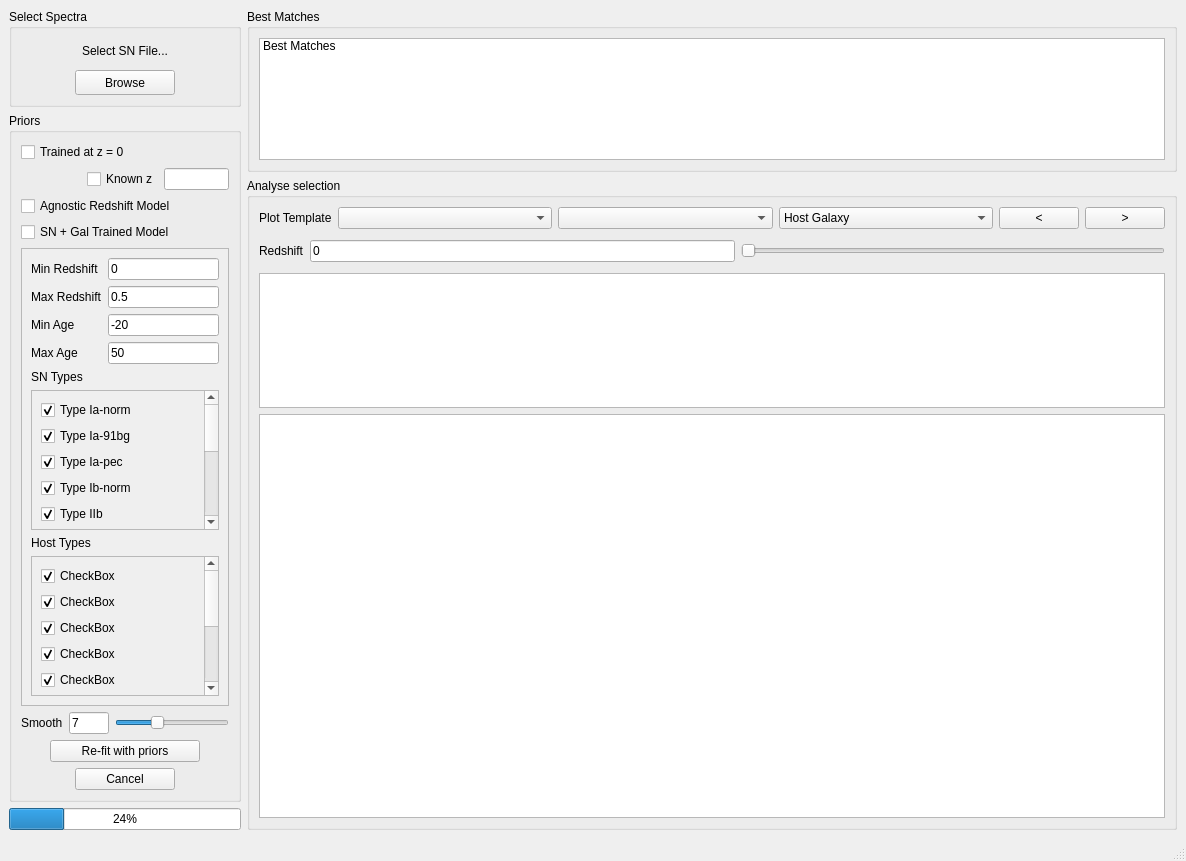
The window that GUI/design.ui (daniel-muthukrishna/astrodash) describes before a commit, drawn with Qt 5.
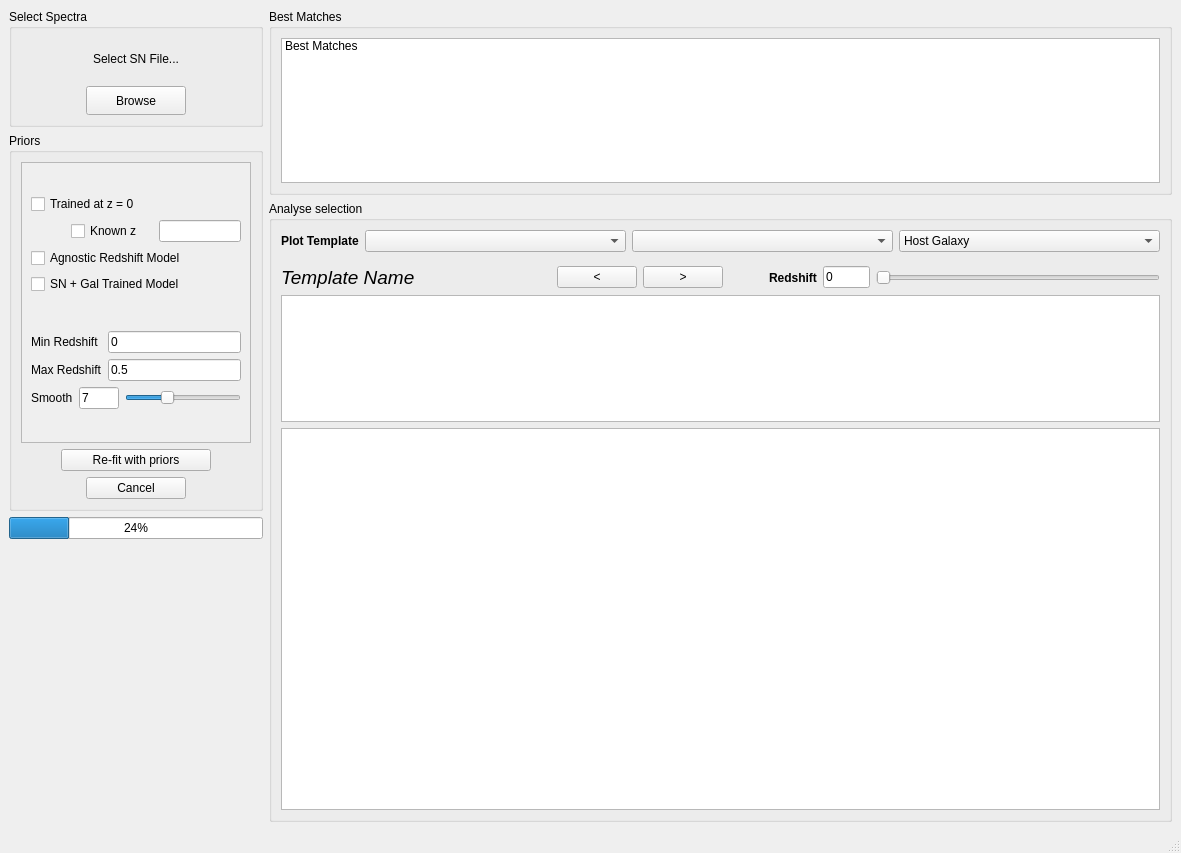
The same window after the commit. Custom widgets are drawn as their Qt base class.

Commit message: Removed unused GUI Features. Removed Legend from Plot

Diff of the .ui file:
```diff
--- a/GUI/design.ui
+++ b/GUI/design.ui
@@ -6,17 +6,17 @@
    <rect>
     <x>0</x>
     <y>0</y>
-    <width>1186</width>
-    <height>861</height>
+    <width>1181</width>
+    <height>853</height>
    </rect>
   </property>
   <property name="windowTitle">
    <string>MainWindow</string>
   </property>
   <widget class="QWidget" name="centralwidget">
-   <layout class="QHBoxLayout" name="horizontalLayout_3" stretch="2,8">
+   <layout class="QHBoxLayout" name="horizontalLayout_3" stretch="9,32">
     <item>
-     <layout class="QVBoxLayout" name="verticalLayout" stretch="1,7,0">
+     <layout class="QVBoxLayout" name="verticalLayout" stretch="5,16,0,12">
       <property name="sizeConstraint">
        <enum>QLayout::SetMaximumSize</enum>
       </property>
@@ -28,9 +28,9 @@
         <property name="title">
          <string>Select Spectra</string>
         </property>
-        <layout class="QVBoxLayout" name="verticalLayout_7">
+        <layout class="QVBoxLayout" name="verticalLayout_7" stretch="0">
          <item>
-          <layout class="QGridLayout" name="gridLayout_2">
+          <layout class="QGridLayout" name="gridLayout_2" rowstretch="10,7">
            <item row="1" column="0" alignment="Qt::AlignHCenter">
             <widget class="QPushButton" name="btnBrowse">
              <property name="minimumSize">
@@ -82,6 +82,32 @@
         </property>
         <layout class="QVBoxLayout" name="verticalLayout_6">
          <item>
+          <widget class="QScrollArea" name="scrollArea">
+           <property name="widgetResizable">
+            <bool>true</bool>
+           </property>
+           <widget class="QWidget" name="scrollAreaWidgetContents">
+            <property name="geometry">
+             <rect>
+              <x>0</x>
+              <y>0</y>
+              <width>224</width>
+              <height>252</height>
+             </rect>
+            </property>
+            <layout class="QVBoxLayout" name="verticalLayout_4" stretch="0,0">
+             <property name="topMargin">
+              <number>0</number>
+             </property>
+             <property name="bottomMargin">
+              <number>0</number>
+             </property>
+             <item>
+              <layout class="QVBoxLayout" name="verticalLayout_3">
+               <property name="bottomMargin">
+                <number>0</number>
+               </property>
+               <item>
           <widget class="QCheckBox" name="checkBoxZeroZTrained">
            <property name="text">
             <string>Trained at z = 0</string>
@@ -92,7 +118,7 @@
           </widget>
          </item>
          <item>
-          <layout class="QHBoxLayout" name="horizontalLayout" stretch="1,1,1">
+                <layout class="QHBoxLayout" name="horizontalLayout" stretch="0,0,1,1">
            <property name="bottomMargin">
             <number>0</number>
            </property>
@@ -109,6 +135,19 @@
              </property>
             </spacer>
            </item>
+                 <item>
+                  <spacer name="horizontalSpacer_2">
+                   <property name="orientation">
+                    <enum>Qt::Horizontal</enum>
+                   </property>
+                   <property name="sizeHint" stdset="0">
+                    <size>
+                     <width>40</width>
+                     <height>20</height>
+                    </size>
+                   </property>
+                  </spacer>
+                 </item>
            <item>
             <widget class="QCheckBox" name="checkBoxKnownZ">
              <property name="text">
@@ -122,11 +161,6 @@
           </layout>
          </item>
          <item>
-          <layout class="QHBoxLayout" name="horizontalLayout_2" stretch="0">
-           <property name="topMargin">
-            <number>0</number>
-           </property>
-           <item>
             <widget class="QCheckBox" name="checkBoxAgnosticZTrained">
              <property name="text">
               <string>Agnostic Redshift Model</string>
@@ -139,8 +173,6 @@
              </property>
             </widget>
            </item>
-          </layout>
-         </item>
          <item>
           <widget class="QCheckBox" name="checkBoxGalTrained">
            <property name="text">
@@ -148,41 +180,29 @@
            </property>
           </widget>
          </item>
+              </layout>
+             </item>
          <item>
-          <widget class="QScrollArea" name="scrollArea_3">
-           <property name="widgetResizable">
-            <bool>true</bool>
-           </property>
-           <widget class="QWidget" name="scrollAreaWidgetContents_9">
-            <property name="geometry">
-             <rect>
-              <x>0</x>
-              <y>0</y>
-              <width>202</width>
-              <height>396</height>
-             </rect>
-            </property>
             <layout class="QVBoxLayout" name="verticalLayout_5">
+               <property name="bottomMargin">
+                <number>0</number>
+               </property>
              <item>
-              <layout class="QGridLayout" name="gridLayout_3">
-               <item row="3" column="1">
-                <widget class="QLineEdit" name="lineEditMaxAge">
-                 <property name="text">
-                  <string>50</string>
+                <layout class="QGridLayout" name="gridLayout">
+                 <property name="topMargin">
+                  <number>0</number>
                  </property>
-                </widget>
-               </item>
-               <item row="3" column="0">
-                <widget class="QLabel" name="label_6">
+                 <item row="0" column="0">
+                  <widget class="QLabel" name="label">
                  <property name="text">
-                  <string>Max Age</string>
+                    <string>Min Redshift</string>
                  </property>
                 </widget>
                </item>
-               <item row="2" column="0">
-                <widget class="QLabel" name="label_5">
+                 <item row="0" column="1">
+                  <widget class="QLineEdit" name="lineEditMinZ">
                  <property name="text">
-                  <string>Min Age</string>
+                    <string>0</string>
                  </property>
                 </widget>
                </item>
@@ -193,13 +213,6 @@
                  </property>
                 </widget>
                </item>
-               <item row="2" column="1">
-                <widget class="QLineEdit" name="lineEditMinAge">
-                 <property name="text">
-                  <string>-20</string>
-                 </property>
-                </widget>
-               </item>
                <item row="1" column="1">
                 <widget class="QLineEdit" name="lineEditMaxZ">
                  <property name="text">
@@ -207,320 +220,7 @@
                  </property>
                 </widget>
                </item>
-               <item row="0" column="0">
-                <widget class="QLabel" name="label">
-                 <property name="text">
-                  <string>Min Redshift</string>
-                 </property>
-                </widget>
-               </item>
-               <item row="0" column="1">
-                <widget class="QLineEdit" name="lineEditMinZ">
-                 <property name="text">
-                  <string>0</string>
-                 </property>
-                </widget>
-               </item>
-              </layout>
-             </item>
-             <item>
-              <layout class="QVBoxLayout" name="verticalLayout_10" stretch="0,1,0,1">
-               <item>
-                <widget class="QLabel" name="label_7">
-                 <property name="text">
-                  <string>SN Types</string>
-                 </property>
-                </widget>
-               </item>
-               <item>
-                <widget class="QScrollArea" name="scrollArea">
-                 <property name="widgetResizable">
-                  <bool>true</bool>
-                 </property>
-                 <widget class="QWidget" name="scrollAreaWidgetContents_6">
-                  <property name="geometry">
-                   <rect>
-                    <x>0</x>
-                    <y>0</y>
-                    <width>164</width>
-                    <height>348</height>
-                   </rect>
-                  </property>
-                  <layout class="QVBoxLayout" name="verticalLayout_3">
-                   <item>
-                    <widget class="QCheckBox" name="checkBox_2">
-                     <property name="enabled">
-                      <bool>true</bool>
-                     </property>
-                     <property name="text">
-                      <string>Type Ia-norm</string>
-                     </property>
-                     <property name="checked">
-                      <bool>true</bool>
-                     </property>
-                    </widget>
-                   </item>
-                   <item>
-                    <widget class="QCheckBox" name="checkBox">
-                     <property name="text">
-                      <string>Type Ia-91bg</string>
-                     </property>
-                     <property name="checked">
-                      <bool>true</bool>
-                     </property>
-                    </widget>
-                   </item>
-                   <item>
-                    <widget class="QCheckBox" name="checkBox_9">
-                     <property name="text">
-                      <string>Type Ia-pec</string>
-                     </property>
-                     <property name="checked">
-                      <bool>true</bool>
-                     </property>
-                    </widget>
-                   </item>
-                   <item>
-                    <widget class="QCheckBox" name="checkBox_4">
-                     <property name="text">
-                      <string>Type Ib-norm</string>
-                     </property>
-                     <property name="checked">
-                      <bool>true</bool>
-                     </property>
-                    </widget>
-                   </item>
-                   <item>
-                    <widget class="QCheckBox" name="checkBox_3">
-                     <property name="text">
-                      <string>Type IIb</string>
-                     </property>
-                     <property name="checked">
-                      <bool>true</bool>
-                     </property>
-                    </widget>
-                   </item>
-                   <item>
-                    <widget class="QCheckBox" name="checkBox_10">
-                     <property name="text">
-                      <string>CheckBox</string>
-                     </property>
-                     <property name="checked">
-                      <bool>true</bool>
-                     </property>
-                    </widget>
-                   </item>
-                   <item>
-                    <widget class="QCheckBox" name="checkBox_8">
-                     <property name="text">
-                      <string>CheckBox</string>
-                     </property>
-                     <property name="checked">
-                      <bool>true</bool>
-                     </property>
-                    </widget>
-                   </item>
-                   <item>
-                    <widget class="QCheckBox" name="checkBox_12">
-                     <property name="text">
-                      <string>CheckBox</string>
-                     </property>
-                     <property name="checked">
-                      <bool>true</bool>
-                     </property>
-                     <property name="autoRepeat">
-                      <bool>false</bool>
-                     </property>
-                     <property name="autoExclusive">
-                      <bool>false</bool>
-                     </property>
-                    </widget>
-                   </item>
-                   <item>
-                    <widget class="QCheckBox" name="checkBox_6">
-                     <property name="text">
-                      <string>CheckBox</string>
-                     </property>
-                     <property name="checked">
-                      <bool>true</bool>
-                     </property>
-                    </widget>
-                   </item>
-                   <item>
-                    <widget class="QCheckBox" name="checkBox_13">
-                     <property name="text">
-                      <string>CheckBox</string>
-                     </property>
-                     <property name="checked">
-                      <bool>true</bool>
-                     </property>
-                    </widget>
-                   </item>
-                   <item>
-                    <widget class="QCheckBox" name="checkBox_5">
-                     <property name="text">
-                      <string>CheckBox</string>
-                     </property>
-                     <property name="checked">
-                      <bool>true</bool>
-                     </property>
-                    </widget>
-                   </item>
-                   <item>
-                    <widget class="QCheckBox" name="checkBox_11">
-                     <property name="text">
-                      <string>CheckBox</string>
-                     </property>
-                     <property name="checked">
-                      <bool>true</bool>
-                     </property>
-                    </widget>
-                   </item>
-                  </layout>
-                 </widget>
-                </widget>
-               </item>
-               <item>
-                <widget class="QLabel" name="label_8">
-                 <property name="text">
-                  <string>Host Types</string>
-                 </property>
-                </widget>
-               </item>
-               <item>
-                <widget class="QScrollArea" name="scrollArea_2">
-                 <property name="widgetResizable">
-                  <bool>true</bool>
-                 </property>
-                 <widget class="QWidget" name="scrollAreaWidgetContents_8">
-                  <property name="geometry">
-                   <rect>
-                    <x>0</x>
-                    <y>0</y>
-                    <width>164</width>
-                    <height>292</height>
-                   </rect>
-                  </property>
-                  <layout class="QVBoxLayout" name="verticalLayout_4">
-                   <item>
-                    <widget class="QCheckBox" name="checkBox_7">
-                     <property name="text">
-                      <string>CheckBox</string>
-                     </property>
-                     <property name="checked">
-                      <bool>true</bool>
-                     </property>
-                    </widget>
-                   </item>
-                   <item>
-                    <widget class="QCheckBox" name="checkBox_14">
-                     <property name="text">
-                      <string>CheckBox</string>
-                     </property>
-                     <property name="checked">
-                      <bool>true</bool>
-                     </property>
-                    </widget>
-                   </item>
-                   <item>
-                    <widget class="QCheckBox" name="checkBox_19">
-                     <property name="text">
-                      <string>CheckBox</string>
-                     </property>
-                     <property name="checked">
-                      <bool>true</bool>
-                     </property>
-                    </widget>
-                   </item>
-                   <item>
-                    <widget class="QCheckBox" name="checkBox_16">
-                     <property name="text">
-                      <string>CheckBox</string>
-                     </property>
-                     <property name="checked">
-                      <bool>true</bool>
-                     </property>
-                    </widget>
-                   </item>
-                   <item>
-                    <widget class="QCheckBox" name="checkBox_22">
-                     <property name="text">
-                      <string>CheckBox</string>
-                     </property>
-                     <property name="checked">
-                      <bool>true</bool>
-                     </property>
-                    </widget>
-                   </item>
-                   <item>
-                    <widget class="QCheckBox" name="checkBox_17">
-                     <property name="text">
-                      <string>CheckBox</string>
-                     </property>
-                     <property name="checked">
-                      <bool>true</bool>
-                     </property>
-                    </widget>
-                   </item>
-                   <item>
-                    <widget class="QCheckBox" name="checkBox_18">
-                     <property name="text">
-                      <string>CheckBox</string>
-                     </property>
-                     <property name="checked">
-                      <bool>true</bool>
-                     </property>
-                    </widget>
-                   </item>
-                   <item>
-                    <widget class="QCheckBox" name="checkBox_15">
-                     <property name="text">
-                      <string>CheckBox</string>
-                     </property>
-                     <property name="checked">
-                      <bool>true</bool>
-                     </property>
-                    </widget>
-                   </item>
-                   <item>
-                    <widget class="QCheckBox" name="checkBox_20">
-                     <property name="text">
-                      <string>CheckBox</string>
-                     </property>
-                     <property name="checked">
-                      <bool>true</bool>
-                     </property>
-                    </widget>
-                   </item>
-                   <item>
-                    <widget class="QCheckBox" name="checkBox_21">
-                     <property name="text">
-                      <string>CheckBox</string>
-                     </property>
-                     <property name="checked">
-                      <bool>true</bool>
-                     </property>
-                    </widget>
-                   </item>
-                  </layout>
-                  <zorder>checkBox_7</zorder>
-                  <zorder>checkBox_14</zorder>
-                  <zorder>checkBox_15</zorder>
-                  <zorder>checkBox_16</zorder>
-                  <zorder>checkBox_17</zorder>
-                  <zorder>checkBox_18</zorder>
-                  <zorder>checkBox_19</zorder>
-                  <zorder>checkBox_20</zorder>
-                  <zorder>checkBox_21</zorder>
-                  <zorder>checkBox_22</zorder>
-                 </widget>
-                </widget>
-               </item>
-              </layout>
-             </item>
-            </layout>
-           </widget>
-          </widget>
+                </layout>
          </item>
          <item>
           <layout class="QHBoxLayout" name="horizontalLayout_4">
@@ -562,6 +262,12 @@
            </item>
           </layout>
          </item>
+              </layout>
+             </item>
+            </layout>
+           </widget>
+          </widget>
+         </item>
          <item>
           <layout class="QHBoxLayout" name="horizontalLayout_6">
            <property name="topMargin">
@@ -618,10 +324,23 @@
         </property>
        </widget>
       </item>
+      <item>
+       <spacer name="verticalSpacer">
+        <property name="orientation">
+         <enum>Qt::Vertical</enum>
+        </property>
+        <property name="sizeHint" stdset="0">
+         <size>
+          <width>20</width>
+          <height>40</height>
+         </size>
+        </property>
+       </spacer>
+      </item>
      </layout>
     </item>
     <item>
-     <layout class="QVBoxLayout" name="verticalLayout_2" stretch="1,4">
+     <layout class="QVBoxLayout" name="verticalLayout_2" stretch="3,10">
       <property name="sizeConstraint">
        <enum>QLayout::SetDefaultConstraint</enum>
       </property>
@@ -653,7 +372,7 @@
         </property>
         <layout class="QVBoxLayout" name="verticalLayout_9" stretch="0,0,1,3">
          <item>
-          <layout class="QHBoxLayout" name="horizontalLayout_9" stretch="3,100,100,100,1,1">
+          <layout class="QHBoxLayout" name="horizontalLayout_9" stretch="3,100,100,100">
            <property name="sizeConstraint">
             <enum>QLayout::SetDefaultConstraint</enum>
            </property>
@@ -662,6 +381,12 @@
            </property>
            <item>
             <widget class="QLabel" name="label_9">
+             <property name="font">
+              <font>
+               <weight>75</weight>
+               <bold>true</bold>
+              </font>
+             </property>
              <property name="text">
               <string>Plot Template</string>
              </property>
@@ -686,6 +411,32 @@
              </item>
             </widget>
            </item>
+          </layout>
+         </item>
+         <item>
+          <layout class="QHBoxLayout" name="horizontalLayout_2" stretch="0,0,0,0,0,1,6">
+           <property name="topMargin">
+            <number>3</number>
+           </property>
+           <item>
+            <widget class="QLabel" name="labelTemplateName">
+             <property name="minimumSize">
+              <size>
+               <width>270</width>
+               <height>0</height>
+              </size>
+             </property>
+             <property name="font">
+              <font>
+               <pointsize>14</pointsize>
+               <italic>true</italic>
+              </font>
+             </property>
+             <property name="text">
+              <string>Template Name</string>
+             </property>
+            </widget>
+           </item>
            <item>
             <widget class="QPushButton" name="pushButtonLeftTemplate">
              <property name="text">
@@ -700,15 +451,27 @@
              </property>
             </widget>
            </item>
-          </layout>
-         </item>
          <item>
-          <layout class="QHBoxLayout" name="horizontalLayout_10">
-           <property name="bottomMargin">
-            <number>5</number>
-           </property>
+            <spacer name="horizontalSpacer_3">
+             <property name="orientation">
+              <enum>Qt::Horizontal</enum>
+             </property>
+             <property name="sizeHint" stdset="0">
+              <size>
+               <width>40</width>
+               <height>20</height>
+              </size>
+             </property>
+            </spacer>
+           </item>
            <item>
             <widget class="QLabel" name="label_4">
+             <property name="font">
+              <font>
+               <weight>75</weight>
+               <bold>true</bold>
+              </font>
+             </property>
              <property name="text">
               <string>Redshift</string>
              </property>
```
Left out of the diff: 2 changed lines with no effect on the pictures. Lines whose indentation alone changed are shown as unchanged. The commit also changes 2 other files.
